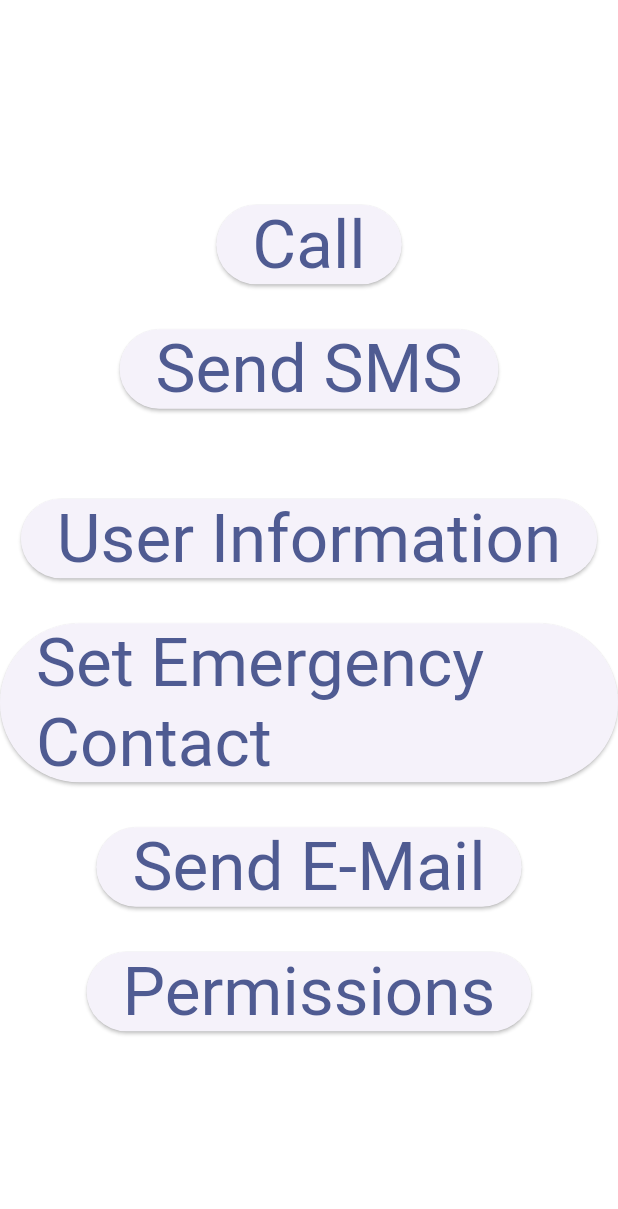
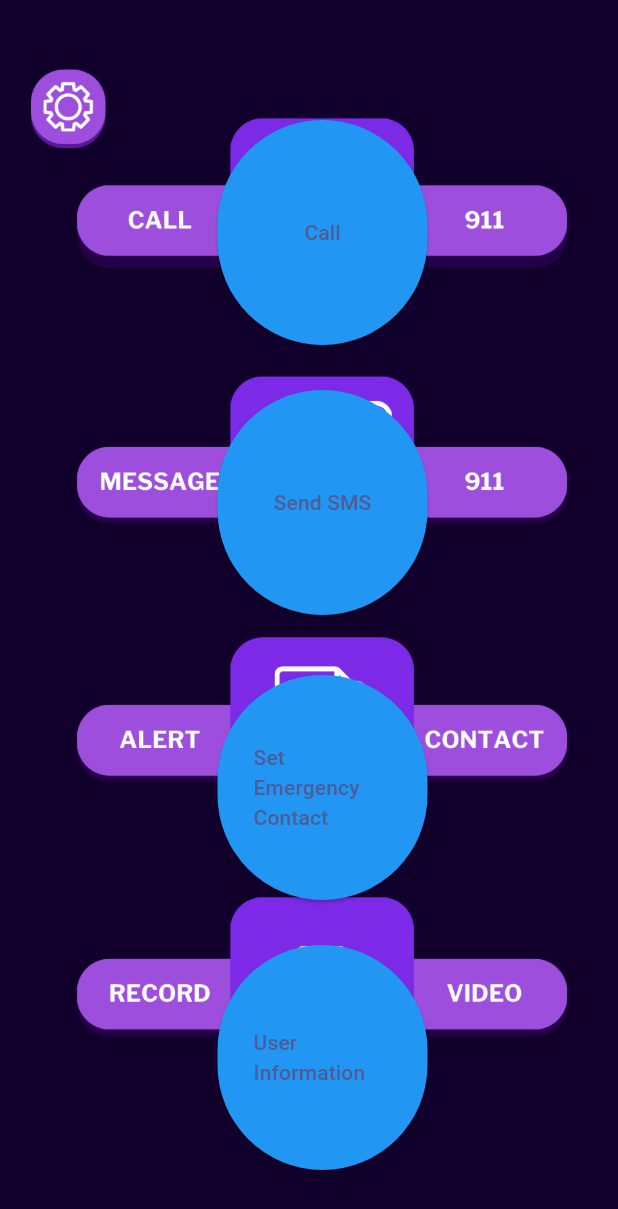
Before and after one commit to Mando8119/SaveOurSlugs, a Flutter app: the screen it shows after launch, on a phone screen of 412 x 824 dp. Shown: the top 1209 px of the screen. Run offline on Flutter 3.47's test engine with Material 3 defaults, Android fonts, the phone set to English and light mode, and no system bars; our stand-ins replace google_sign_in, permission_handler; missing offline and left inert: flutter_background_video_recorder, mailer, ussd_phone_call_sms.

Commit message:
LETS GOO

```diff
--- a/sos_app/lib/main.dart
+++ b/sos_app/lib/main.dart
@@ -70,11 +70,11 @@ class _MyHomePageState extends State<MyHomePage> {
   }
 
 @override
-  /*void initState() {
+  void initState() {
     super.initState();
     getInitialRecordingStatus();
     listenRecordingState();
-  }*/
+  }
 
   @override
   void dispose() {
@@ -220,65 +220,101 @@ void _sendSMS() async {
 }
 
   @override
-  Widget build(BuildContext context) {
-    final ButtonStyle style =
-        ElevatedButton.styleFrom(textStyle: const TextStyle(fontSize: 45));
+Widget build(BuildContext context) {
+    return Scaffold(
+      body: Stack(
+        children: <Widget>[
+          // Background image
+          Positioned.fill(
+            child: Image.asset(
+              'assets/images/SOS.png', // Replace with your image asset path
+              fit: BoxFit.cover,
+            ),
+          ),
 
-    return Center(
-      child: Column(
-        mainAxisSize: MainAxisSize.min,
-        children: <Widget>[
-          ElevatedButton(
-            style: style,
+          // Positioned ElevatedButtons with specific sizes
+          _buildPositionedButton(
+            left: 145,
+            top: 80,
+            width: 140,  // Set the width
+            height: 150,  // Set the height
             onPressed: _call,
-            child: const Text('Call'),
+            text: 'Call',
           ),
-          const SizedBox(height: 30),
-          ElevatedButton(
-            style: style,
+          _buildPositionedButton(
+            left: 145,
+            top: 260,
+            width: 140,  // Set the width
+            height: 150,  // Set the height
             onPressed: _sendSMS,
-            child: const Text('Send SMS'),
+            text: 'Send SMS',
           ),
-          const SizedBox(height: 30),
-
-          const SizedBox(height: 30),
-          ElevatedButton(
-            style: style,
+          _buildPositionedButton(
+            left: 145,
+            top: 630,
+            width: 140,  // Set the width
+            height: 150,  // Set the height
             onPressed: () {
               Navigator.push(context, MaterialPageRoute(builder: (context) {
-              return const UserInformation(title: 'UserInformation');
+                return const UserInformation(title: 'UserInformation');
               }));
             },
-            child: const Text('User Information'),
+            text: 'User Information',
           ),
-          const SizedBox(height: 30),
-          ElevatedButton(
-            style: style,
-            onPressed: ()
-              {
+          _buildPositionedButton(
+            left: 145,
+            top: 450,
+            width: 140,  // Set the width
+            height: 150,  // Set the height
+            onPressed: () {
               Navigator.push(context, MaterialPageRoute(builder: (context) {
-              return const EmergencyContact(title: 'EmergencyContact');
+                return const EmergencyContact(title: 'EmergencyContact');
               }));
             },
-            child: const Text('Set Emergency Contact'),
-          ),
-          const SizedBox(height: 30),
-          ElevatedButton(
-            style: style,
-            onPressed: sendingmail,
-            child: const Text('Send E-Mail'),
-          ),
-          const SizedBox(height: 30),
-          ElevatedButton(
-            style: style,
-            onPressed: _requestAllPermissions,
-            child: const Text('Permissions'),
+            text: 'Set Emergency Contact',
           ),
         ],
       ),
     );
   }
+
+  Widget _buildPositionedButton({
+    required double left,
+    required double top,
+    required double width,
+    required double height,
+    required VoidCallback onPressed,
+    required String text,
+  }) {
+    return Positioned(
+      left: left,
+      top: top,
+      child: Container(
+        width: width,
+        height: height,
+        child: ElevatedButton(
+          onPressed: onPressed,
+          child: Text(text),
+          style: ElevatedButton.styleFrom(
+            primary: Colors.blue, // Temporary color for visibility
+          ),
+        ),
+      ),
+    );
+  }
 }
+
+Widget _buildInvisibleButton(BuildContext context, {required VoidCallback onPressed, required double width, required double height}) {
+  return GestureDetector(
+    onTap: onPressed,
+    child: Container(
+      width: width,
+      height: height,
+      color: Colors.transparent, // Invisible hit area
+    ),
+  );
+}
+
 
 // PERSONAL INFO 1
 // PERSONAL INFO 1
--- a/sos_app/pubspec.yaml
+++ b/sos_app/pubspec.yaml
@@ -73,6 +73,9 @@ flutter:
   # the material Icons class.
   uses-material-design: true
 
+  assets:
+    - assets/images/SOS.png
+
   # To add assets to your application, add an assets section, like this:
   # assets:
   #   - images/a_dot_burr.jpeg
```
Also changed, not shown: sos_app/assets/images/SOS.png (added).
